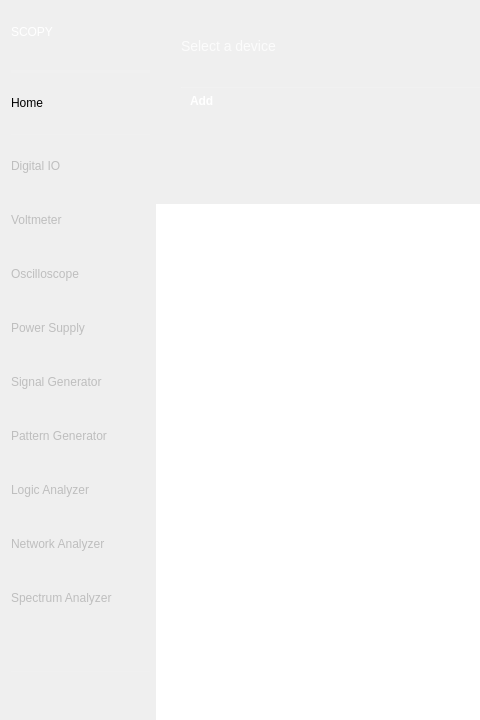
The window that ui/tool_launcher.ui (IlyaFinkelshteyn/scopy) describes before a commit, drawn with Qt 5; both pictures show x 0 to 480 and y 0 to 720 of the 1280 by 720 pixel window.
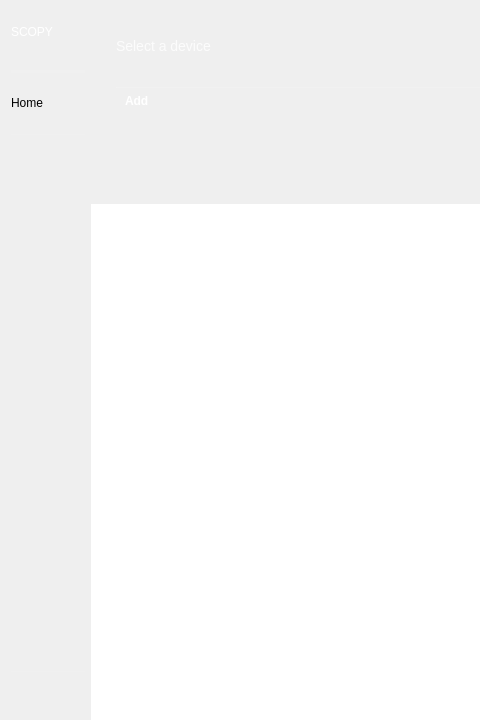
The same window after the commit. Icons and pictures are not drawn. Custom widgets are drawn as their Qt base class.

Commit message:
ToolLauncher: Removed old menu options from the menu
Removed the old tool menu options on the left, also removed the black
border that the widgets had when hovered

```diff
--- a/ui/tool_launcher.ui
+++ b/ui/tool_launcher.ui
@@ -52,13 +52,8 @@
       </property>
       <property name="styleSheet">
        <string notr="true">QPushButton { text-align:left; border: none; background-color: none; }
-.QWidget:hover { 
-	background-color: rgba(0, 0, 0, 60);
-	border:1px solid rgb(0, 0, 0); 
-}
-.QWidget[selected=true] { background-color: rgba(0, 0, 0, 60); }
-
-</string>
+.QWidget:hover { background-color: rgba(0, 0, 0, 60); }
+.QWidget[selected=true] { background-color: rgba(0, 0, 0, 60); }</string>
       </property>
       <layout class="QVBoxLayout" name="verticalLayout">
        <property name="leftMargin">
@@ -244,913 +239,14 @@
         </widget>
        </item>
        <item>
-        <widget class="QWidget" name="digitalIO" native="true">
-         <property name="enabled">
-          <bool>false</bool>
+        <layout class="QVBoxLayout" name="menuOptionsLayout">
+         <property name="spacing">
+          <number>0</number>
          </property>
-         <layout class="QHBoxLayout" name="horizontalLayout_10">
-          <property name="spacing">
-           <number>0</number>
-          </property>
-          <property name="leftMargin">
-           <number>0</number>
-          </property>
-          <property name="topMargin">
-           <number>0</number>
-          </property>
-          <property name="rightMargin">
-           <number>0</number>
-          </property>
-          <property name="bottomMargin">
-           <number>0</number>
-          </property>
-          <item>
-           <widget class="QPushButton" name="btnDigitalIO">
-            <property name="sizePolicy">
-             <sizepolicy hsizetype="Minimum" vsizetype="Minimum">
-              <horstretch>0</horstretch>
-              <verstretch>0</verstretch>
-             </sizepolicy>
-            </property>
-            <property name="minimumSize">
-             <size>
-              <width>0</width>
-              <height>48</height>
-             </size>
-            </property>
-            <property name="text">
-             <string>Digital IO</string>
-            </property>
-            <property name="icon">
-             <iconset resource="../resources/resources.qrc">
-              <normaloff>:/menu/io.png</normaloff>:/menu/io.png</iconset>
-            </property>
-            <property name="iconSize">
-             <size>
-              <width>32</width>
-              <height>32</height>
-             </size>
-            </property>
-            <property name="checkable">
-             <bool>true</bool>
-            </property>
-            <property name="flat">
-             <bool>true</bool>
-            </property>
-            <attribute name="buttonGroup">
-             <string notr="true">buttonGroup_2</string>
-            </attribute>
-           </widget>
-          </item>
-          <item>
-           <widget class="QPushButton" name="stopDIO">
-            <property name="sizePolicy">
-             <sizepolicy hsizetype="Fixed" vsizetype="Fixed">
-              <horstretch>0</horstretch>
-              <verstretch>0</verstretch>
-             </sizepolicy>
-            </property>
-            <property name="minimumSize">
-             <size>
-              <width>32</width>
-              <height>32</height>
-             </size>
-            </property>
-            <property name="maximumSize">
-             <size>
-              <width>32</width>
-              <height>32</height>
-             </size>
-            </property>
-            <property name="styleSheet">
-             <string notr="true">QPushButton {
-background-repeat: no-repeat;
-background-position: center center;
-}
-
-QPushButton:enabled {
-background-image: url(:/icons/ico-stop.svg);
-}
-
-QPushButton:checked {
-background-image: url(:/icons/ico-play-green.svg);
-}</string>
-            </property>
-            <property name="checkable">
-             <bool>true</bool>
-            </property>
-           </widget>
-          </item>
-         </layout>
-        </widget>
-       </item>
-       <item>
-        <widget class="QWidget" name="dmm" native="true">
-         <property name="enabled">
-          <bool>false</bool>
+         <property name="topMargin">
+          <number>0</number>
          </property>
-         <layout class="QHBoxLayout" name="horizontalLayout_4">
-          <property name="leftMargin">
-           <number>0</number>
-          </property>
-          <property name="topMargin">
-           <number>0</number>
-          </property>
-          <property name="rightMargin">
-           <number>0</number>
-          </property>
-          <property name="bottomMargin">
-           <number>0</number>
-          </property>
-          <item>
-           <widget class="QPushButton" name="btnDMM">
-            <property name="sizePolicy">
-             <sizepolicy hsizetype="Minimum" vsizetype="Minimum">
-              <horstretch>0</horstretch>
-              <verstretch>0</verstretch>
-             </sizepolicy>
-            </property>
-            <property name="minimumSize">
-             <size>
-              <width>0</width>
-              <height>48</height>
-             </size>
-            </property>
-            <property name="text">
-             <string>Voltmeter</string>
-            </property>
-            <property name="icon">
-             <iconset resource="../resources/resources.qrc">
-              <normaloff>:/menu/voltmeter.png</normaloff>:/menu/voltmeter.png</iconset>
-            </property>
-            <property name="iconSize">
-             <size>
-              <width>32</width>
-              <height>32</height>
-             </size>
-            </property>
-            <property name="checkable">
-             <bool>true</bool>
-            </property>
-            <property name="flat">
-             <bool>true</bool>
-            </property>
-            <attribute name="buttonGroup">
-             <string notr="true">buttonGroup_2</string>
-            </attribute>
-           </widget>
-          </item>
-          <item>
-           <widget class="adiscope::CustomPushButton" name="stopDMM">
-            <property name="sizePolicy">
-             <sizepolicy hsizetype="Fixed" vsizetype="Fixed">
-              <horstretch>0</horstretch>
-              <verstretch>0</verstretch>
-             </sizepolicy>
-            </property>
-            <property name="minimumSize">
-             <size>
-              <width>32</width>
-              <height>32</height>
-             </size>
-            </property>
-            <property name="maximumSize">
-             <size>
-              <width>32</width>
-              <height>32</height>
-             </size>
-            </property>
-            <property name="styleSheet">
-             <string notr="true">QPushButton {
-background-repeat: no-repeat;
-background-position: center center;
-}
-
-QPushButton:enabled {
-background-image: url(:/icons/ico-stop.svg);
-}
-
-QPushButton:checked {
-background-image: url(:/icons/ico-play-green.svg);
-}</string>
-            </property>
-            <property name="checkable">
-             <bool>true</bool>
-            </property>
-           </widget>
-          </item>
-         </layout>
-        </widget>
-       </item>
-       <item>
-        <widget class="QWidget" name="oscilloscope" native="true">
-         <property name="enabled">
-          <bool>false</bool>
-         </property>
-         <property name="styleSheet">
-          <string notr="true"/>
-         </property>
-         <layout class="QHBoxLayout" name="horizontalLayout_2">
-          <property name="leftMargin">
-           <number>0</number>
-          </property>
-          <property name="topMargin">
-           <number>0</number>
-          </property>
-          <property name="rightMargin">
-           <number>0</number>
-          </property>
-          <property name="bottomMargin">
-           <number>0</number>
-          </property>
-          <item>
-           <widget class="QPushButton" name="btnOscilloscope">
-            <property name="sizePolicy">
-             <sizepolicy hsizetype="Minimum" vsizetype="Minimum">
-              <horstretch>0</horstretch>
-              <verstretch>0</verstretch>
-             </sizepolicy>
-            </property>
-            <property name="minimumSize">
-             <size>
-              <width>0</width>
-              <height>48</height>
-             </size>
-            </property>
-            <property name="text">
-             <string>Oscilloscope</string>
-            </property>
-            <property name="icon">
-             <iconset resource="../resources/resources.qrc">
-              <normaloff>:/menu/oscilloscope.png</normaloff>:/menu/oscilloscope.png</iconset>
-            </property>
-            <property name="iconSize">
-             <size>
-              <width>32</width>
-              <height>32</height>
-             </size>
-            </property>
-            <property name="checkable">
-             <bool>true</bool>
-            </property>
-            <property name="flat">
-             <bool>true</bool>
-            </property>
-            <attribute name="buttonGroup">
-             <string notr="true">buttonGroup_2</string>
-            </attribute>
-           </widget>
-          </item>
-          <item>
-           <widget class="adiscope::CustomPushButton" name="stopOscilloscope">
-            <property name="sizePolicy">
-             <sizepolicy hsizetype="Fixed" vsizetype="Fixed">
-              <horstretch>0</horstretch>
-              <verstretch>0</verstretch>
-             </sizepolicy>
-            </property>
-            <property name="minimumSize">
-             <size>
-              <width>32</width>
-              <height>32</height>
-             </size>
-            </property>
-            <property name="maximumSize">
-             <size>
-              <width>32</width>
-              <height>32</height>
-             </size>
-            </property>
-            <property name="styleSheet">
-             <string notr="true">QPushButton {
-background-repeat: no-repeat;
-background-position: center center;
-}
-
-QPushButton:enabled {
-background-image: url(:/icons/ico-stop.svg);
-}
-
-QPushButton:checked {
-background-image: url(:/icons/ico-play-green.svg);
-}</string>
-            </property>
-            <property name="checkable">
-             <bool>true</bool>
-            </property>
-           </widget>
-          </item>
-         </layout>
-        </widget>
-       </item>
-       <item>
-        <widget class="QWidget" name="powerControl" native="true">
-         <property name="enabled">
-          <bool>false</bool>
-         </property>
-         <layout class="QHBoxLayout" name="horizontalLayout_5">
-          <property name="leftMargin">
-           <number>0</number>
-          </property>
-          <property name="topMargin">
-           <number>0</number>
-          </property>
-          <property name="rightMargin">
-           <number>0</number>
-          </property>
-          <property name="bottomMargin">
-           <number>0</number>
-          </property>
-          <item>
-           <widget class="QPushButton" name="btnPowerControl">
-            <property name="sizePolicy">
-             <sizepolicy hsizetype="Minimum" vsizetype="Minimum">
-              <horstretch>0</horstretch>
-              <verstretch>0</verstretch>
-             </sizepolicy>
-            </property>
-            <property name="minimumSize">
-             <size>
-              <width>0</width>
-              <height>48</height>
-             </size>
-            </property>
-            <property name="text">
-             <string>Power Supply</string>
-            </property>
-            <property name="icon">
-             <iconset resource="../resources/resources.qrc">
-              <normaloff>:/menu/power_supply.png</normaloff>:/menu/power_supply.png</iconset>
-            </property>
-            <property name="iconSize">
-             <size>
-              <width>32</width>
-              <height>32</height>
-             </size>
-            </property>
-            <property name="checkable">
-             <bool>true</bool>
-            </property>
-            <property name="flat">
-             <bool>true</bool>
-            </property>
-            <attribute name="buttonGroup">
-             <string notr="true">buttonGroup_2</string>
-            </attribute>
-           </widget>
-          </item>
-          <item>
-           <widget class="QPushButton" name="stopPowerControl">
-            <property name="sizePolicy">
-             <sizepolicy hsizetype="Fixed" vsizetype="Fixed">
-              <horstretch>0</horstretch>
-              <verstretch>0</verstretch>
-             </sizepolicy>
-            </property>
-            <property name="minimumSize">
-             <size>
-              <width>32</width>
-              <height>32</height>
-             </size>
-            </property>
-            <property name="maximumSize">
-             <size>
-              <width>32</width>
-              <height>32</height>
-             </size>
-            </property>
-            <property name="styleSheet">
-             <string notr="true">QPushButton {
-background-repeat: no-repeat;
-background-position: center center;
-}
-
-QPushButton:enabled {
-background-image: url(:/icons/ico-stop.svg);
-}
-
-QPushButton:checked {
-background-image: url(:/icons/ico-play-green.svg);
-}</string>
-            </property>
-            <property name="checkable">
-             <bool>true</bool>
-            </property>
-           </widget>
-          </item>
-         </layout>
-        </widget>
-       </item>
-       <item>
-        <widget class="QWidget" name="signalGenerator" native="true">
-         <property name="enabled">
-          <bool>false</bool>
-         </property>
-         <layout class="QHBoxLayout" name="horizontalLayout_6">
-          <property name="leftMargin">
-           <number>0</number>
-          </property>
-          <property name="topMargin">
-           <number>0</number>
-          </property>
-          <property name="rightMargin">
-           <number>0</number>
-          </property>
-          <property name="bottomMargin">
-           <number>0</number>
-          </property>
-          <item>
-           <widget class="QPushButton" name="btnSignalGenerator">
-            <property name="sizePolicy">
-             <sizepolicy hsizetype="Minimum" vsizetype="Minimum">
-              <horstretch>0</horstretch>
-              <verstretch>0</verstretch>
-             </sizepolicy>
-            </property>
-            <property name="minimumSize">
-             <size>
-              <width>0</width>
-              <height>48</height>
-             </size>
-            </property>
-            <property name="text">
-             <string>Signal Generator</string>
-            </property>
-            <property name="icon">
-             <iconset resource="../resources/resources.qrc">
-              <normaloff>:/menu/signal_generator.png</normaloff>:/menu/signal_generator.png</iconset>
-            </property>
-            <property name="iconSize">
-             <size>
-              <width>32</width>
-              <height>32</height>
-             </size>
-            </property>
-            <property name="checkable">
-             <bool>true</bool>
-            </property>
-            <property name="flat">
-             <bool>true</bool>
-            </property>
-            <attribute name="buttonGroup">
-             <string notr="true">buttonGroup_2</string>
-            </attribute>
-           </widget>
-          </item>
-          <item>
-           <widget class="adiscope::CustomPushButton" name="stopSignalGenerator">
-            <property name="sizePolicy">
-             <sizepolicy hsizetype="Fixed" vsizetype="Fixed">
-              <horstretch>0</horstretch>
-              <verstretch>0</verstretch>
-             </sizepolicy>
-            </property>
-            <property name="minimumSize">
-             <size>
-              <width>32</width>
-              <height>32</height>
-             </size>
-            </property>
-            <property name="maximumSize">
-             <size>
-              <width>32</width>
-              <height>32</height>
-             </size>
-            </property>
-            <property name="styleSheet">
-             <string notr="true">QPushButton {
-background-repeat: no-repeat;
-background-position: center center;
-}
-
-QPushButton:enabled {
-background-image: url(:/icons/ico-stop.svg);
-}
-
-QPushButton:checked {
-background-image: url(:/icons/ico-play-green.svg);
-}</string>
-            </property>
-            <property name="checkable">
-             <bool>true</bool>
-            </property>
-            <attribute name="buttonGroup">
-             <string notr="true">buttonGroup</string>
-            </attribute>
-           </widget>
-          </item>
-         </layout>
-        </widget>
-       </item>
-       <item>
-        <widget class="QWidget" name="patternGenerator" native="true">
-         <property name="enabled">
-          <bool>false</bool>
-         </property>
-         <property name="sizePolicy">
-          <sizepolicy hsizetype="Preferred" vsizetype="Preferred">
-           <horstretch>0</horstretch>
-           <verstretch>0</verstretch>
-          </sizepolicy>
-         </property>
-         <property name="minimumSize">
-          <size>
-           <width>32</width>
-           <height>32</height>
-          </size>
-         </property>
-         <layout class="QHBoxLayout" name="horizontalLayout_9">
-          <property name="leftMargin">
-           <number>0</number>
-          </property>
-          <property name="topMargin">
-           <number>0</number>
-          </property>
-          <property name="rightMargin">
-           <number>0</number>
-          </property>
-          <property name="bottomMargin">
-           <number>0</number>
-          </property>
-          <item>
-           <widget class="QPushButton" name="btnPatternGenerator">
-            <property name="sizePolicy">
-             <sizepolicy hsizetype="Minimum" vsizetype="Minimum">
-              <horstretch>0</horstretch>
-              <verstretch>0</verstretch>
-             </sizepolicy>
-            </property>
-            <property name="minimumSize">
-             <size>
-              <width>0</width>
-              <height>48</height>
-             </size>
-            </property>
-            <property name="text">
-             <string>Pattern Generator</string>
-            </property>
-            <property name="icon">
-             <iconset resource="../resources/resources.qrc">
-              <normaloff>:/menu/pattern_generator.png</normaloff>:/menu/pattern_generator.png</iconset>
-            </property>
-            <property name="iconSize">
-             <size>
-              <width>32</width>
-              <height>32</height>
-             </size>
-            </property>
-            <property name="checkable">
-             <bool>true</bool>
-            </property>
-            <property name="flat">
-             <bool>true</bool>
-            </property>
-            <attribute name="buttonGroup">
-             <string notr="true">buttonGroup_2</string>
-            </attribute>
-           </widget>
-          </item>
-          <item>
-           <widget class="QPushButton" name="stopPatternGenerator">
-            <property name="sizePolicy">
-             <sizepolicy hsizetype="Fixed" vsizetype="Fixed">
-              <horstretch>0</horstretch>
-              <verstretch>0</verstretch>
-             </sizepolicy>
-            </property>
-            <property name="minimumSize">
-             <size>
-              <width>32</width>
-              <height>32</height>
-             </size>
-            </property>
-            <property name="maximumSize">
-             <size>
-              <width>32</width>
-              <height>32</height>
-             </size>
-            </property>
-            <property name="styleSheet">
-             <string notr="true">QPushButton {
-background-repeat: no-repeat;
-background-position: center center;
-}
-
-QPushButton:enabled {
-background-image: url(:/icons/ico-stop.svg);
-}
-
-QPushButton:checked {
-background-image: url(:/icons/ico-play-green.svg);
-}</string>
-            </property>
-            <property name="checkable">
-             <bool>true</bool>
-            </property>
-           </widget>
-          </item>
-         </layout>
-        </widget>
-       </item>
-       <item>
-        <widget class="QWidget" name="logicAnalyzer" native="true">
-         <property name="enabled">
-          <bool>false</bool>
-         </property>
-         <layout class="QHBoxLayout" name="horizontalLayout_11">
-          <property name="leftMargin">
-           <number>0</number>
-          </property>
-          <property name="topMargin">
-           <number>0</number>
-          </property>
-          <property name="rightMargin">
-           <number>0</number>
-          </property>
-          <property name="bottomMargin">
-           <number>0</number>
-          </property>
-          <item>
-           <widget class="QPushButton" name="btnLogicAnalyzer">
-            <property name="sizePolicy">
-             <sizepolicy hsizetype="Minimum" vsizetype="Minimum">
-              <horstretch>0</horstretch>
-              <verstretch>0</verstretch>
-             </sizepolicy>
-            </property>
-            <property name="minimumSize">
-             <size>
-              <width>0</width>
-              <height>48</height>
-             </size>
-            </property>
-            <property name="text">
-             <string>Logic Analyzer</string>
-            </property>
-            <property name="icon">
-             <iconset resource="../resources/resources.qrc">
-              <normaloff>:/menu/logic_analyzer.png</normaloff>:/menu/logic_analyzer.png</iconset>
-            </property>
-            <property name="iconSize">
-             <size>
-              <width>32</width>
-              <height>32</height>
-             </size>
-            </property>
-            <property name="checkable">
-             <bool>true</bool>
-            </property>
-            <property name="flat">
-             <bool>true</bool>
-            </property>
-            <attribute name="buttonGroup">
-             <string notr="true">buttonGroup_2</string>
-            </attribute>
-           </widget>
-          </item>
-          <item>
-           <widget class="QPushButton" name="stopLogicAnalyzer">
-            <property name="sizePolicy">
-             <sizepolicy hsizetype="Fixed" vsizetype="Fixed">
-              <horstretch>0</horstretch>
-              <verstretch>0</verstretch>
-             </sizepolicy>
-            </property>
-            <property name="minimumSize">
-             <size>
-              <width>32</width>
-              <height>32</height>
-             </size>
-            </property>
-            <property name="maximumSize">
-             <size>
-              <width>32</width>
-              <height>32</height>
-             </size>
-            </property>
-            <property name="styleSheet">
-             <string notr="true">QPushButton {
-background-repeat: no-repeat;
-background-position: center center;
-}
-
-QPushButton:enabled {
-background-image: url(:/icons/ico-stop.svg);
-}
-
-QPushButton:checked {
-background-image: url(:/icons/ico-play-green.svg);
-}</string>
-            </property>
-            <property name="checkable">
-             <bool>true</bool>
-            </property>
-           </widget>
-          </item>
-         </layout>
-        </widget>
-       </item>
-       <item>
-        <widget class="QWidget" name="networkAnalyzer" native="true">
-         <property name="enabled">
-          <bool>false</bool>
-         </property>
-         <layout class="QHBoxLayout" name="horizontalLayout_13">
-          <property name="leftMargin">
-           <number>0</number>
-          </property>
-          <property name="topMargin">
-           <number>0</number>
-          </property>
-          <property name="rightMargin">
-           <number>0</number>
-          </property>
-          <property name="bottomMargin">
-           <number>0</number>
-          </property>
-          <item>
-           <widget class="QPushButton" name="btnNetworkAnalyzer">
-            <property name="sizePolicy">
-             <sizepolicy hsizetype="Minimum" vsizetype="Minimum">
-              <horstretch>0</horstretch>
-              <verstretch>0</verstretch>
-             </sizepolicy>
-            </property>
-            <property name="minimumSize">
-             <size>
-              <width>0</width>
-              <height>48</height>
-             </size>
-            </property>
-            <property name="text">
-             <string>Network Analyzer</string>
-            </property>
-            <property name="icon">
-             <iconset resource="../resources/resources.qrc">
-              <normaloff>:/menu/network_analyzer.png</normaloff>:/menu/network_analyzer.png</iconset>
-            </property>
-            <property name="iconSize">
-             <size>
-              <width>32</width>
-              <height>32</height>
-             </size>
-            </property>
-            <property name="checkable">
-             <bool>true</bool>
-            </property>
-            <property name="flat">
-             <bool>true</bool>
-            </property>
-            <attribute name="buttonGroup">
-             <string notr="true">buttonGroup_2</string>
-            </attribute>
-           </widget>
-          </item>
-          <item>
-           <widget class="adiscope::CustomPushButton" name="stopNetworkAnalyzer">
-            <property name="sizePolicy">
-             <sizepolicy hsizetype="Fixed" vsizetype="Fixed">
-              <horstretch>0</horstretch>
-              <verstretch>0</verstretch>
-             </sizepolicy>
-            </property>
-            <property name="minimumSize">
-             <size>
-              <width>32</width>
-              <height>32</height>
-             </size>
-            </property>
-            <property name="maximumSize">
-             <size>
-              <width>32</width>
-              <height>32</height>
-             </size>
-            </property>
-            <property name="styleSheet">
-             <string notr="true">QPushButton {
-background-repeat: no-repeat;
-background-position: center center;
-}
-
-QPushButton:enabled {
-background-image: url(:/icons/ico-stop.svg);
-}
-
-QPushButton:checked {
-background-image: url(:/icons/ico-play-green.svg);
-}</string>
-            </property>
-            <property name="checkable">
-             <bool>true</bool>
-            </property>
-            <attribute name="buttonGroup">
-             <string notr="true">buttonGroup</string>
-            </attribute>
-           </widget>
-          </item>
-         </layout>
-        </widget>
-       </item>
-       <item>
-        <widget class="QWidget" name="spectrumAnalyzer" native="true">
-         <property name="enabled">
-          <bool>false</bool>
-         </property>
-         <layout class="QHBoxLayout" name="horizontalLayout_12">
-          <property name="leftMargin">
-           <number>0</number>
-          </property>
-          <property name="topMargin">
-           <number>0</number>
-          </property>
-          <property name="rightMargin">
-           <number>0</number>
-          </property>
-          <property name="bottomMargin">
-           <number>0</number>
-          </property>
-          <item>
-           <widget class="QPushButton" name="btnSpectrumAnalyzer">
-            <property name="sizePolicy">
-             <sizepolicy hsizetype="Minimum" vsizetype="Minimum">
-              <horstretch>0</horstretch>
-              <verstretch>0</verstretch>
-             </sizepolicy>
-            </property>
-            <property name="minimumSize">
-             <size>
-              <width>0</width>
-              <height>48</height>
-             </size>
-            </property>
-            <property name="text">
-             <string>Spectrum Analyzer</string>
-            </property>
-            <property name="icon">
-             <iconset resource="../resources/resources.qrc">
-              <normaloff>:/menu/spectrum_analyzer.png</normaloff>:/menu/spectrum_analyzer.png</iconset>
-            </property>
-            <property name="iconSize">
-             <size>
-              <width>32</width>
-              <height>32</height>
-             </size>
-            </property>
-            <property name="checkable">
-             <bool>true</bool>
-            </property>
-            <property name="flat">
-             <bool>true</bool>
-            </property>
-            <attribute name="buttonGroup">
-             <string notr="true">buttonGroup_2</string>
-            </attribute>
-           </widget>
-          </item>
-          <item>
-           <widget class="adiscope::CustomPushButton" name="stopSpectrumAnalyzer">
-            <property name="sizePolicy">
-             <sizepolicy hsizetype="Fixed" vsizetype="Fixed">
-              <horstretch>0</horstretch>
-              <verstretch>0</verstretch>
-             </sizepolicy>
-            </property>
-            <property name="minimumSize">
-             <size>
-              <width>32</width>
-              <height>32</height>
-             </size>
-            </property>
-            <property name="maximumSize">
-             <size>
-              <width>32</width>
-              <height>32</height>
-             </size>
-            </property>
-            <property name="styleSheet">
-             <string notr="true">QPushButton {
-background-repeat: no-repeat;
-background-position: center center;
-}
-
-QPushButton:enabled {
-background-image: url(:/icons/ico-stop.svg);
-}
-
-QPushButton:checked {
-background-image: url(:/icons/ico-play-green.svg);
-}</string>
-            </property>
-            <property name="text">
-             <string/>
-            </property>
-            <property name="checkable">
-             <bool>true</bool>
-            </property>
-           </widget>
-          </item>
-         </layout>
-        </widget>
+        </layout>
        </item>
        <item>
         <spacer name="verticalSpacer_2">
@@ -1630,11 +726,6 @@
    <header>menu_anim.hpp</header>
    <container>1</container>
   </customwidget>
-  <customwidget>
-   <class>adiscope::CustomPushButton</class>
-   <extends>QPushButton</extends>
-   <header>customPushButton.hpp</header>
-  </customwidget>
  </customwidgets>
  <resources>
   <include location="../resources/resources.qrc"/>
```
Left out of the diff: 1 changed line with no effect on the pictures.
